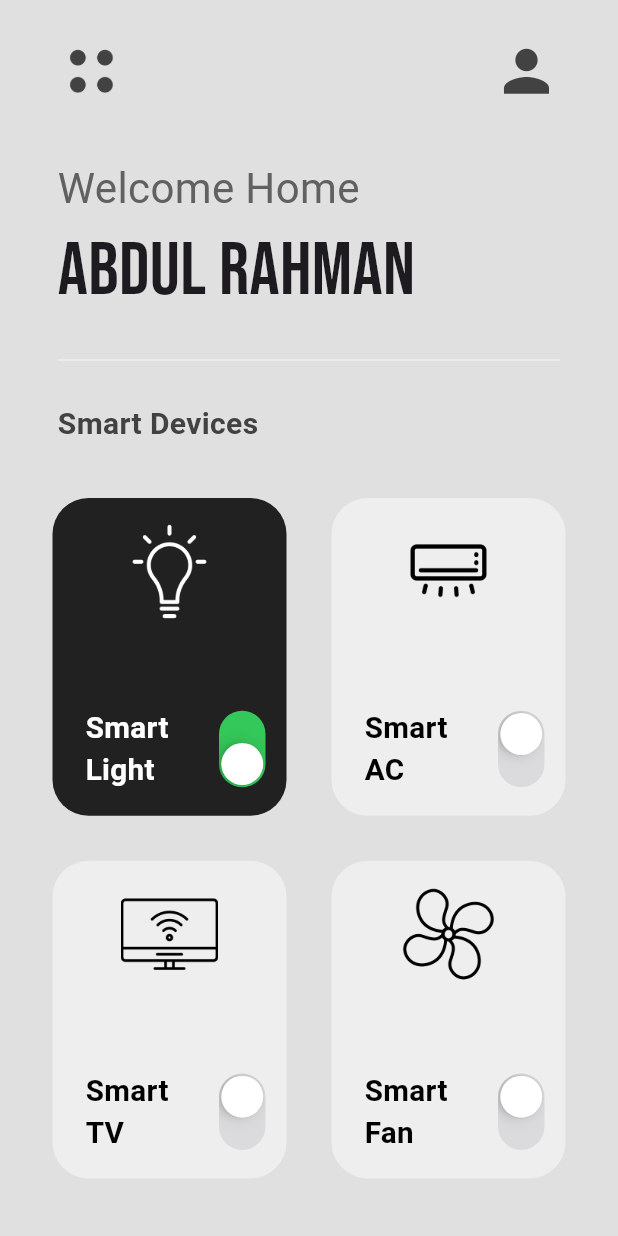
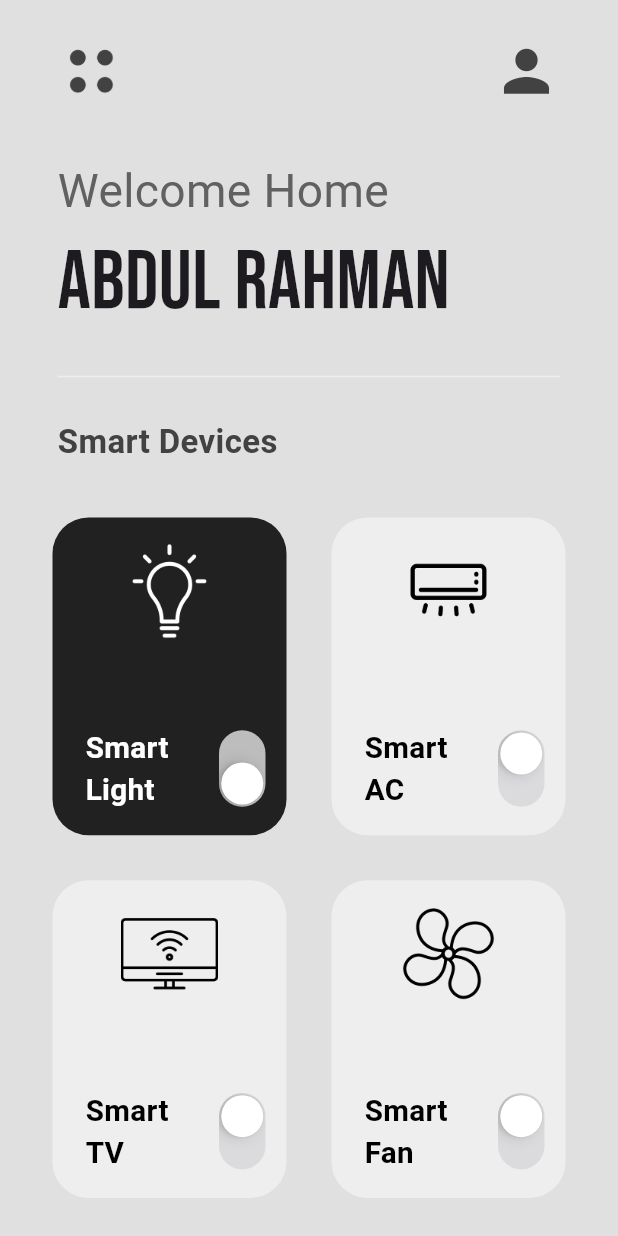
Before and after one commit to AbdulRahmanMudasser/Flutter-Modern-Smart-Home, a Flutter app: the screen it shows after launch, on a phone screen of 412 x 824 dp. Run offline on Flutter 3.47's test engine with Material 2 defaults, Android fonts, the phone set to English and light mode, and no system bars; our stand-ins replace google_fonts.

Commit message:
Minor Changes

```diff
--- a/lib/components/widgets/smart_device_box.dart
+++ b/lib/components/widgets/smart_device_box.dart
@@ -59,6 +59,8 @@ class SmartDeviceBox extends StatelessWidget {
                   child: CupertinoSwitch(
                     value: powerOn,
                     onChanged: onChanged,
+                    activeColor: Colors.grey[400],
+                    thumbColor: Colors.white,
                   ),
                 ),
               ],
--- a/lib/pages/home_page.dart
+++ b/lib/pages/home_page.dart
@@ -78,11 +78,16 @@ class _HomePageState extends State<HomePage> {
                 children: [
                   Text(
                     "Welcome Home",
-                    style: TextStyle(fontSize: 28, color: Colors.grey[700]),
+                    style: TextStyle(
+                      fontSize: getProportionateScreenWidth(28),
+                      color: Colors.grey[700],
+                    ),
                   ),
                   Text(
                     "ABDUL RAHMAN",
-                    style: GoogleFonts.bebasNeue(fontSize: 50),
+                    style: GoogleFonts.bebasNeue(
+                      fontSize: getProportionateScreenWidth(50),
+                    ),
                   ),
                 ],
               ),
@@ -114,7 +119,7 @@ class _HomePageState extends State<HomePage> {
               child: Text(
                 "Smart Devices",
                 style: TextStyle(
-                  fontSize: 20,
+                  fontSize: getProportionateScreenWidth(20),
                   color: Colors.grey[800],
                   fontWeight: FontWeight.bold,
                 ),
@@ -143,7 +148,7 @@ class _HomePageState extends State<HomePage> {
             ),
 
             const SizedBox(
-              height: 5,
+              height: 10,
             ),
           ],
         ),
```
